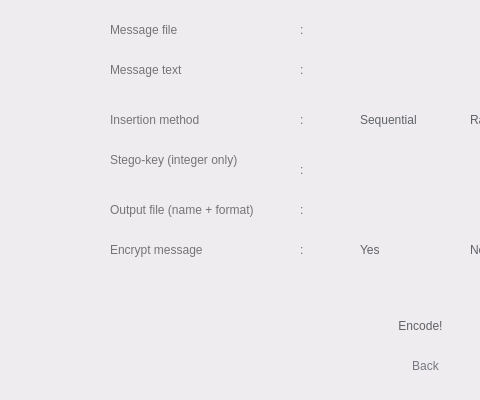
This is UI/image/image-encode.ui in darubagus/ModifiedRC4-Steganography as Qt 5 draws it before an edit; both pictures show x 0 to 480 and y 200 to 600 of the 850 by 600 pixel window. The edited form follows.
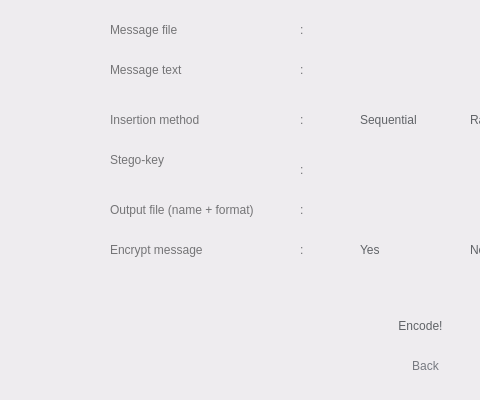
This is the edited form.

```diff
--- a/UI/image/image-encode.ui
+++ b/UI/image/image-encode.ui
@@ -497,7 +497,7 @@
 color: rgb(116, 116, 118);</string>
     </property>
     <property name="text">
-     <string>Stego-key (integer only)</string>
+     <string>Stego-key</string>
     </property>
     <property name="alignment">
      <set>Qt::AlignLeading|Qt::AlignLeft|Qt::AlignVCenter</set>
```
Left out of the diff: 4 changed lines with no effect on the pictures.
